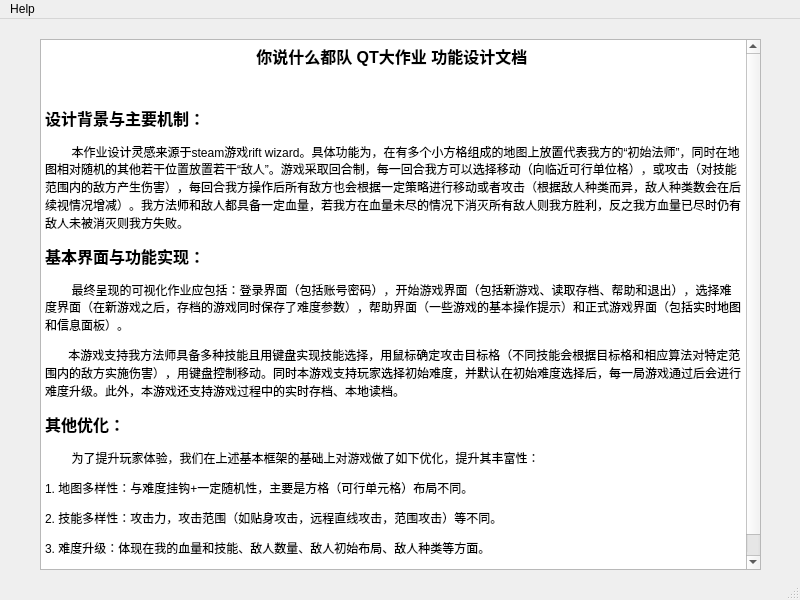
Qt form mainwindow_help.ui (TrueVegetable/qtHomework) before a commit.
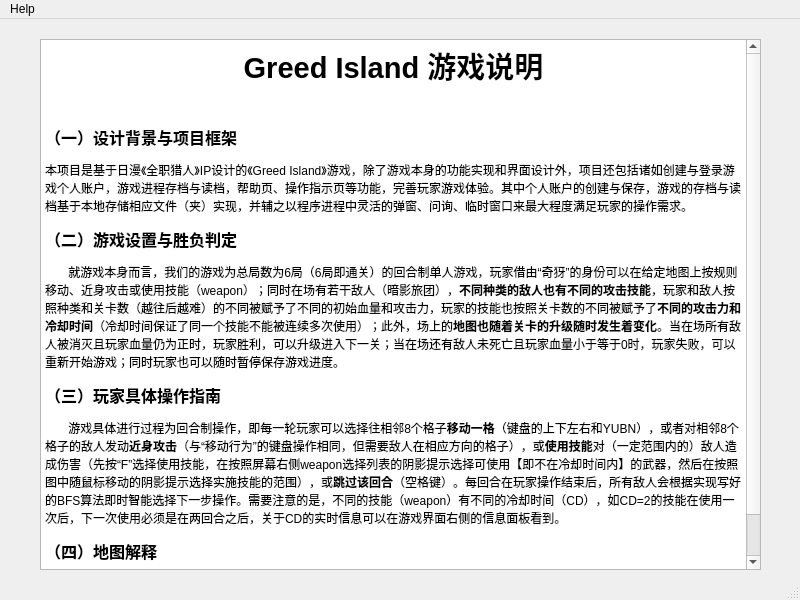
The same form after that commit.

Patch:
```diff
--- a/mainwindow_help.ui
+++ b/mainwindow_help.ui
@@ -28,19 +28,16 @@
 &lt;html&gt;&lt;head&gt;&lt;meta name=&quot;qrichtext&quot; content=&quot;1&quot; /&gt;&lt;meta charset=&quot;utf-8&quot; /&gt;&lt;style type=&quot;text/css&quot;&gt;
 p, li { white-space: pre-wrap; }
 &lt;/style&gt;&lt;/head&gt;&lt;body style=&quot; font-family:'Microsoft YaHei UI'; font-size:9pt; font-weight:400; font-style:normal;&quot;&gt;
-&lt;p align=&quot;center&quot; style=&quot; margin-top:12px; margin-bottom:12px; margin-left:0px; margin-right:0px; -qt-block-indent:0; text-indent:0px;&quot;&gt;&lt;span style=&quot; font-family:'微软雅黑','sans-serif'; font-size:12pt; font-weight:700;&quot;&gt;你说什么都队 QT大作业 功能设计文档&lt;/span&gt;&lt;span style=&quot; font-weight:700;&quot;&gt; &lt;/span&gt;&lt;/p&gt;
+&lt;p align=&quot;center&quot; style=&quot; margin-top:12px; margin-bottom:12px; margin-left:0px; margin-right:0px; -qt-block-indent:0; text-indent:0px;&quot;&gt;&lt;span style=&quot; font-family:'微软雅黑','sans-serif'; font-size:22pt; font-weight:700;&quot;&gt;Greed Island 游戏说明&lt;/span&gt;&lt;/p&gt;
 &lt;p align=&quot;center&quot; style=&quot; margin-top:12px; margin-bottom:12px; margin-left:0px; margin-right:0px; -qt-block-indent:0; text-indent:0px;&quot;&gt;&lt;span style=&quot; font-family:'微软雅黑','sans-serif';&quot;&gt; &lt;/span&gt; &lt;/p&gt;
-&lt;p style=&quot; margin-top:12px; margin-bottom:12px; margin-left:0px; margin-right:0px; -qt-block-indent:0; text-indent:0px;&quot;&gt;&lt;span style=&quot; font-family:'微软雅黑','sans-serif'; font-size:12pt; font-weight:700;&quot;&gt;设计背景与主要机制：&lt;/span&gt; &lt;/p&gt;
-&lt;p style=&quot; margin-top:12px; margin-bottom:12px; margin-left:0px; margin-right:0px; -qt-block-indent:0; text-indent:0px;&quot;&gt;&lt;span style=&quot; font-family:'微软雅黑','sans-serif'; font-size:12pt;&quot;&gt;      &lt;/span&gt;&lt;span style=&quot; font-family:'微软雅黑','sans-serif';&quot;&gt;本作业设计灵感来源于steam游戏rift wizard。具体功能为，在有多个小方格组成的地图上放置代表我方的“初始法师”，同时在地图相对随机的其他若干位置放置若干“敌人”。游戏采取回合制，每一回合我方可以选择移动（向临近可行单位格），或攻击（对技能范围内的敌方产生伤害），每回合我方操作后所有敌方也会根据一定策略进行移动或者攻击（根据敌人种类而异，敌人种类数会在后续视情况增减）。我方法师和敌人都具备一定血量，若我方在血量未尽的情况下消灭所有敌人则我方胜利，反之我方血量已尽时仍有敌人未被消灭则我方失败。&lt;/span&gt; &lt;/p&gt;
-&lt;p style=&quot; margin-top:12px; margin-bottom:12px; margin-left:0px; margin-right:0px; -qt-block-indent:0; text-indent:0px;&quot;&gt;&lt;span style=&quot; font-family:'微软雅黑','sans-serif'; font-size:12pt; font-weight:700;&quot;&gt;基本界面与功能实现：&lt;/span&gt; &lt;/p&gt;
-&lt;p style=&quot; margin-top:12px; margin-bottom:12px; margin-left:0px; margin-right:0px; -qt-block-indent:0; text-indent:0px;&quot;&gt;&lt;span style=&quot; font-family:'微软雅黑','sans-serif'; font-size:12pt;&quot;&gt;      &lt;/span&gt;&lt;span style=&quot; font-family:'微软雅黑','sans-serif';&quot;&gt;最终呈现的可视化作业应包括：登录界面（包括账号密码），开始游戏界面（包括新游戏、读取存档、帮助和退出），选择难度界面（在新游戏之后，存档的游戏同时保存了难度参数），帮助界面（一些游戏的基本操作提示）和正式游戏界面（包括实时地图和信息面板）。&lt;/span&gt; &lt;/p&gt;
-&lt;p style=&quot; margin-top:12px; margin-bottom:12px; margin-left:0px; margin-right:0px; -qt-block-indent:0; text-indent:0px;&quot;&gt;&lt;span style=&quot; font-family:'微软雅黑','sans-serif';&quot;&gt;       本游戏支持我方法师具备多种技能且用键盘实现技能选择，用鼠标确定攻击目标格（不同技能会根据目标格和相应算法对特定范围内的敌方实施伤害），用键盘控制移动。同时本游戏支持玩家选择初始难度，并默认在初始难度选择后，每一局游戏通过后会进行难度升级。此外，本游戏还支持游戏过程中的实时存档、本地读档。&lt;/span&gt; &lt;/p&gt;
-&lt;p style=&quot; margin-top:12px; margin-bottom:12px; margin-left:0px; margin-right:0px; -qt-block-indent:0; text-indent:0px;&quot;&gt;&lt;span style=&quot; font-family:'微软雅黑','sans-serif'; font-size:12pt; font-weight:700;&quot;&gt;其他优化：&lt;/span&gt; &lt;/p&gt;
-&lt;p style=&quot; margin-top:12px; margin-bottom:12px; margin-left:0px; margin-right:0px; -qt-block-indent:0; text-indent:0px;&quot;&gt;&lt;span style=&quot; font-family:'微软雅黑','sans-serif'; font-size:12pt;&quot;&gt;      &lt;/span&gt;&lt;span style=&quot; font-family:'微软雅黑','sans-serif';&quot;&gt;为了提升玩家体验，我们在上述基本框架的基础上对游戏做了如下优化，提升其丰富性：&lt;/span&gt; &lt;/p&gt;
-&lt;p style=&quot; margin-top:12px; margin-bottom:12px; margin-left:0px; margin-right:0px; -qt-block-indent:0; text-indent:0px;&quot;&gt;&lt;span style=&quot; font-family:'微软雅黑','sans-serif';&quot;&gt;1. 地图多样性：与难度挂钩+一定随机性，主要是方格（可行单元格）布局不同。&lt;/span&gt; &lt;/p&gt;
-&lt;p style=&quot; margin-top:12px; margin-bottom:12px; margin-left:0px; margin-right:0px; -qt-block-indent:0; text-indent:0px;&quot;&gt;&lt;span style=&quot; font-family:'微软雅黑','sans-serif';&quot;&gt;2. 技能多样性：攻击力，攻击范围（如贴身攻击，远程直线攻击，范围攻击）等不同。&lt;/span&gt; &lt;/p&gt;
-&lt;p style=&quot; margin-top:12px; margin-bottom:12px; margin-left:0px; margin-right:0px; -qt-block-indent:0; text-indent:0px;&quot;&gt;&lt;span style=&quot; font-family:'微软雅黑','sans-serif';&quot;&gt;3. 难度升级：体现在我的血量和技能、敌人数量、敌人初始布局、敌人种类等方面。&lt;/span&gt; &lt;/p&gt;
-&lt;p style=&quot; margin-top:12px; margin-bottom:12px; margin-left:0px; margin-right:0px; -qt-block-indent:0; text-indent:0px;&quot;&gt;&lt;span style=&quot; font-family:'微软雅黑','sans-serif';&quot;&gt;4. 敌人种类多样性：体现在外观、血量、技能等方面。&lt;/span&gt; &lt;/p&gt;&lt;/body&gt;&lt;/html&gt;</string>
+&lt;p style=&quot; margin-top:12px; margin-bottom:12px; margin-left:0px; margin-right:0px; -qt-block-indent:0; text-indent:0px;&quot;&gt;&lt;span style=&quot; font-family:'微软雅黑','sans-serif'; font-size:12pt; font-weight:700;&quot;&gt;（一）设计背景与项目框架&lt;/span&gt;&lt;span style=&quot; font-weight:700;&quot;&gt; &lt;/span&gt;&lt;/p&gt;
+&lt;p style=&quot; margin-top:12px; margin-bottom:12px; margin-left:0px; margin-right:0px; -qt-block-indent:0; text-indent:0px;&quot;&gt;&lt;span style=&quot; font-family:'微软雅黑','sans-serif';&quot;&gt;本项目是基于日漫《全职猎人》IP设计的《Greed Island》游戏，除了游戏本身的功能实现和界面设计外，项目还包括诸如创建与登录游戏个人账户，游戏进程存档与读档，帮助页、操作指示页等功能，完善玩家游戏体验。其中个人账户的创建与保存，游戏的存档与读档基于本地存储相应文件（夹）实现，并辅之以程序进程中灵活的弹窗、问询、临时窗口来最大程度满足玩家的操作需求。&lt;/span&gt; &lt;/p&gt;
+&lt;p style=&quot; margin-top:12px; margin-bottom:12px; margin-left:0px; margin-right:0px; -qt-block-indent:0; text-indent:0px;&quot;&gt;&lt;span style=&quot; font-family:'微软雅黑','sans-serif'; font-size:12pt; font-weight:700;&quot;&gt;（二）游戏设置与胜负判定&lt;/span&gt;&lt;span style=&quot; font-weight:700;&quot;&gt; &lt;/span&gt;&lt;/p&gt;
+&lt;p style=&quot; margin-top:12px; margin-bottom:12px; margin-left:0px; margin-right:0px; -qt-block-indent:0; text-indent:0px;&quot;&gt;&lt;span style=&quot; font-family:'微软雅黑','sans-serif';&quot;&gt;       就游戏本身而言，我们的游戏为总局数为6局（6局即通关）的回合制单人游戏，玩家借由“奇犽”的身份可以在给定地图上按规则移动、近身攻击或使用技能（weapon）；同时在场有若干敌人（暗影旅团），&lt;/span&gt;&lt;span style=&quot; font-family:'微软雅黑','sans-serif'; font-weight:700;&quot;&gt;不同种类的敌人也有不同的攻击技能&lt;/span&gt;&lt;span style=&quot; font-family:'微软雅黑','sans-serif';&quot;&gt;，玩家和敌人按照种类和关卡数（越往后越难）的不同被赋予了不同的初始血量和攻击力，玩家的技能也按照关卡数的不同被赋予了&lt;/span&gt;&lt;span style=&quot; font-family:'微软雅黑','sans-serif'; font-weight:700;&quot;&gt;不同的攻击力和冷却时间&lt;/span&gt;&lt;span style=&quot; font-family:'微软雅黑','sans-serif';&quot;&gt;（冷却时间保证了同一个技能不能被连续多次使用）；此外，场上的&lt;/span&gt;&lt;span style=&quot; font-family:'微软雅黑','sans-serif'; font-weight:700;&quot;&gt;地图也随着关卡的升级随时发生着变化&lt;/span&gt;&lt;span style=&quot; font-family:'微软雅黑','sans-serif';&quot;&gt;。当在场所有敌人被消灭且玩家血量仍为正时，玩家胜利，可以升级进入下一关；当在场还有敌人未死亡且玩家血量小于等于0时，玩家失败，可以重新开始游戏；同时玩家也可以随时暂停保存游戏进度。&lt;/span&gt; &lt;/p&gt;
+&lt;p style=&quot; margin-top:12px; margin-bottom:12px; margin-left:0px; margin-right:0px; -qt-block-indent:0; text-indent:0px;&quot;&gt;&lt;span style=&quot; font-family:'微软雅黑','sans-serif'; font-size:12pt; font-weight:700;&quot;&gt;（三）玩家具体操作指南&lt;/span&gt;&lt;span style=&quot; font-weight:700;&quot;&gt; &lt;/span&gt;&lt;/p&gt;
+&lt;p style=&quot; margin-top:12px; margin-bottom:12px; margin-left:0px; margin-right:0px; -qt-block-indent:0; text-indent:0px;&quot;&gt;&lt;span style=&quot; font-family:'微软雅黑','sans-serif';&quot;&gt;       游戏具体进行过程为回合制操作，即每一轮玩家可以选择往相邻8个格子&lt;/span&gt;&lt;span style=&quot; font-family:'微软雅黑','sans-serif'; font-weight:700;&quot;&gt;移动一格&lt;/span&gt;&lt;span style=&quot; font-family:'微软雅黑','sans-serif';&quot;&gt;（键盘的上下左右和YUBN），或者对相邻8个格子的敌人发动&lt;/span&gt;&lt;span style=&quot; font-family:'微软雅黑','sans-serif'; font-weight:700;&quot;&gt;近身攻击&lt;/span&gt;&lt;span style=&quot; font-family:'微软雅黑','sans-serif';&quot;&gt;（与“移动行为”的键盘操作相同，但需要敌人在相应方向的格子），或&lt;/span&gt;&lt;span style=&quot; font-family:'微软雅黑','sans-serif'; font-weight:700;&quot;&gt;使用技能&lt;/span&gt;&lt;span style=&quot; font-family:'微软雅黑','sans-serif';&quot;&gt;对（一定范围内的）敌人造成伤害（先按“F”选择使用技能，在按照屏幕右侧weapon选择列表的阴影提示选择可使用【即不在冷却时间内】的武器，然后在按照图中随鼠标移动的阴影提示选择实施技能的范围），或&lt;/span&gt;&lt;span style=&quot; font-family:'微软雅黑','sans-serif'; font-weight:700;&quot;&gt;跳过该回合&lt;/span&gt;&lt;span style=&quot; font-family:'微软雅黑','sans-serif';&quot;&gt;（空格键）。每回合在玩家操作结束后，所有敌人会根据实现写好的BFS算法即时智能选择下一步操作。需要注意的是，不同的技能（weapon）有不同的冷却时间（CD），如CD=2的技能在使用一次后，下一次使用必须是在两回合之后，关于CD的实时信息可以在游戏界面右侧的信息面板看到。&lt;/span&gt; &lt;/p&gt;
+&lt;p style=&quot; margin-top:12px; margin-bottom:12px; margin-left:0px; margin-right:0px; -qt-block-indent:0; text-indent:0px;&quot;&gt;&lt;span style=&quot; font-family:'微软雅黑','sans-serif'; font-size:12pt; font-weight:700;&quot;&gt;（四）地图解释&lt;/span&gt;&lt;span style=&quot; font-weight:700;&quot;&gt; &lt;/span&gt;&lt;/p&gt;
+&lt;p style=&quot; margin-top:12px; margin-bottom:12px; margin-left:0px; margin-right:0px; -qt-block-indent:0; text-indent:0px;&quot;&gt;&lt;span style=&quot; font-family:'微软雅黑','sans-serif';&quot;&gt;       每一关卡的地图都有所不同，需要注意的是地图上主要有三种地形（障碍物），分别是岩石、黑洞和火焰，其中岩石和黑洞所在的格子不能移动（如强行移动，则玩家位置不动），火焰所在的格子可以移动，但无论玩家还是敌人都会受到火焰伤害。&lt;/span&gt; &lt;/p&gt;&lt;/body&gt;&lt;/html&gt;</string>
     </property>
    </widget>
   </widget>
```
